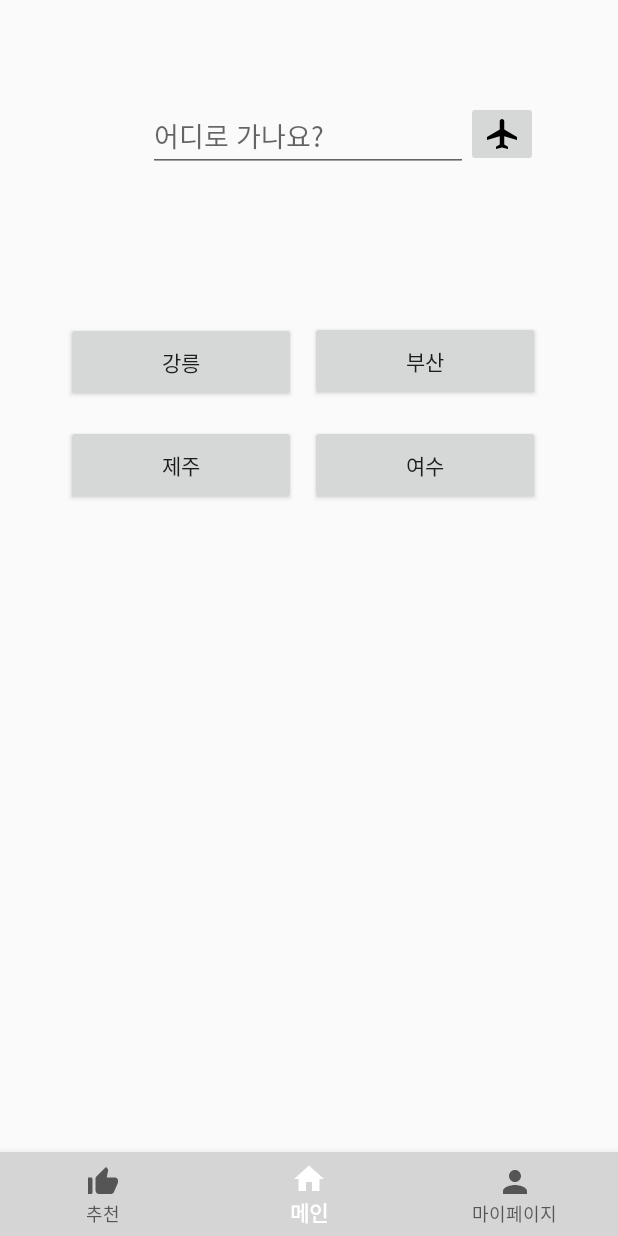
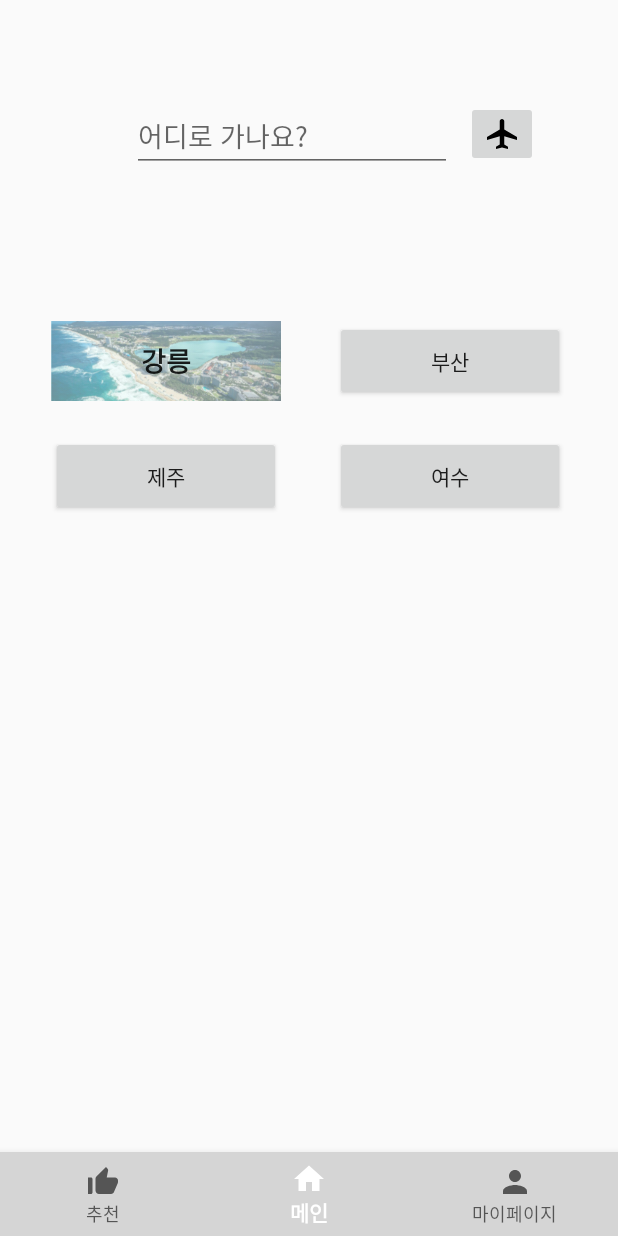
Before and after one commit to ekthf2013/Travel_FE, an Android app: the screen it shows after launch (MainActivity), after a tap on "로그인", on a phone screen of 412 x 824 dp. Run offline under Robolectric (Android 15) with nearby library versions, the phone set to English and light mode, and no system bars; our stand-ins replace navigation-ui; 1 other tap on this screen came first.

Commit message:
modify0806
토스트바 추가 및 버튼 사진 삽입

```diff
--- a/app/src/main/java/com/example/travel/Fragments.kt
+++ b/app/src/main/java/com/example/travel/Fragments.kt
@@ -1,22 +1,32 @@
 package com.example.travel
 
+import android.content.Context
 import android.os.Bundle
 import android.view.LayoutInflater
 import android.view.View
 import android.view.ViewGroup
 import android.widget.Button
+import android.widget.CheckBox
+import android.widget.EditText
 import android.widget.ImageButton
+import android.widget.Toast
 import androidx.fragment.app.Fragment
 import androidx.navigation.fragment.findNavController
 import com.google.android.material.bottomnavigation.BottomNavigationView
 
-class StartFragment : Fragment(R.layout.start_page){
+class StartFragment : Fragment(R.layout.start_page) {
+
     override fun onViewCreated(view: View, savedInstanceState: Bundle?) {
-        super.onViewCreated(view, savedInstanceState)
+        val name = view.findViewById<EditText>(R.id.sign_in_name)
+        val signInButton = view.findViewById<Button>(R.id.sign_in_btn)
+
         //로그인 버튼 눌렀을 때 메인 화면으로 전환
-        view.findViewById<Button>(R.id.sign_in_btn)?.setOnClickListener {
+        signInButton?.setOnClickListener {
+            val userInput = name.text.toString() // 사용자가 입력한 값을 여기서 가져옴
             findNavController().navigate(R.id.action_startFragment_to_mainFragment)
+            showToast(requireActivity(),"$userInput 님 환영합니다.")
         }
+
         //회원가입 버튼 눌렀을 때 회원가입 화면으로 전환
         view.findViewById<Button>(R.id.sign_up_btn)?.setOnClickListener {
             findNavController().navigate(R.id.action_startFragment_to_signupFragment)
@@ -24,16 +34,47 @@ class StartFragment : Fragment(R.layout.start_page){
         val bottomNavView = requireActivity().findViewById<BottomNavigationView>(R.id.bottomNav)
         bottomNavView.visibility = View.GONE
     }
+    private fun showToast(context: Context, message: String) {
+        Toast.makeText(context, message, Toast.LENGTH_SHORT).show()
+    }
 }
-class SignupFragment : Fragment(R.layout.sign_up_page){
-    //가입버튼을 눌렀을때 다시 로그인 페이지로 전환
+
+class SignupFragment : Fragment(R.layout.sign_up_page) {
+
     override fun onViewCreated(view: View, savedInstanceState: Bundle?) {
-        view.findViewById<Button>(R.id.sign_up_page_btn)?.setOnClickListener {
-            findNavController().navigate(R.id.action_signupFragment_to_startFragment)
+        val checkBox = view.findViewById<CheckBox>(R.id.sign_up_checkBox)
+        val signUpButton = view.findViewById<Button>(R.id.sign_up_page_btn)
+
+        // 초기값 설정
+        var isChecked = false
+
+        // 체크박스 상태 변경 리스너
+        checkBox.setOnCheckedChangeListener { buttonView, isCheckedNow ->
+            isChecked = isCheckedNow
+            updateButtonListener(signUpButton, isChecked)
+        }
+
+        // 초기 버튼 리스너 설정
+        updateButtonListener(signUpButton, isChecked)
+    }
+
+    private fun updateButtonListener(button: Button, isChecked: Boolean) {
+        button.setOnClickListener {
+            if (isChecked) {
+                showToast(requireContext(), "가입에 성공하였습니다.")
+                findNavController().navigate(R.id.action_signupFragment_to_startFragment)
+            } else {
+                showToast(it.context, "정보제공 동의해주세요.")
+            }
         }
     }
 
+    private fun showToast(context: Context, message: String) {
+        Toast.makeText(context, message, Toast.LENGTH_SHORT).show()
+    }
 }
+
+
 class MainFragment : Fragment(R.layout.main_page) {
     override fun onViewCreated(view: View, savedInstanceState: Bundle?) {
         super.onViewCreated(view, savedInstanceState)
--- a/app/src/main/res/layout/main_page.xml
+++ b/app/src/main/res/layout/main_page.xml
@@ -14,7 +14,7 @@
         android:inputType="textPersonName"
         app:layout_constraintBottom_toBottomOf="parent"
         app:layout_constraintEnd_toEndOf="parent"
-        app:layout_constraintHorizontal_bias="0.497"
+        app:layout_constraintHorizontal_bias="0.442"
         app:layout_constraintStart_toStartOf="parent"
         app:layout_constraintTop_toTopOf="parent"
         app:layout_constraintVertical_bias="0.093"
@@ -24,13 +24,13 @@
         android:id="@+id/chip4"
         android:layout_width="153dp"
         android:layout_height="53dp"
+        android:text="여수"
         app:layout_constraintBottom_toBottomOf="parent"
         app:layout_constraintEnd_toEndOf="parent"
-        app:layout_constraintHorizontal_bias="0.798"
-        android:text="여수"
+        app:layout_constraintHorizontal_bias="0.864"
         app:layout_constraintStart_toStartOf="parent"
         app:layout_constraintTop_toTopOf="parent"
-        app:layout_constraintVertical_bias="0.396"
+        app:layout_constraintVertical_bias="0.407"
         tools:ignore="MissingConstraints" />
 
     <Button
@@ -40,7 +40,7 @@
         android:text="부산"
         app:layout_constraintBottom_toBottomOf="parent"
         app:layout_constraintEnd_toEndOf="parent"
-        app:layout_constraintHorizontal_bias="0.798"
+        app:layout_constraintHorizontal_bias="0.864"
         app:layout_constraintStart_toStartOf="parent"
         app:layout_constraintTop_toTopOf="parent"
         app:layout_constraintVertical_bias="0.299"
@@ -50,13 +50,16 @@
         android:id="@+id/chip"
         android:layout_width="153dp"
         android:layout_height="53dp"
+        android:background="@drawable/gn"
         android:text="강릉"
+        android:textSize="18dp"
+        android:textStyle="bold"
         app:layout_constraintBottom_toBottomOf="parent"
         app:layout_constraintEnd_toEndOf="parent"
-        app:layout_constraintHorizontal_bias="0.17"
+        app:layout_constraintHorizontal_bias="0.131"
         app:layout_constraintStart_toStartOf="parent"
         app:layout_constraintTop_toTopOf="parent"
-        app:layout_constraintVertical_bias="0.3"
+        app:layout_constraintVertical_bias="0.299"
         tools:ignore="MissingConstraints" />
 
     <Button
@@ -66,10 +69,10 @@
         android:text="제주"
         app:layout_constraintBottom_toBottomOf="parent"
         app:layout_constraintEnd_toEndOf="parent"
-        app:layout_constraintHorizontal_bias="0.17"
+        app:layout_constraintHorizontal_bias="0.131"
         app:layout_constraintStart_toStartOf="parent"
         app:layout_constraintTop_toTopOf="parent"
-        app:layout_constraintVertical_bias="0.396"
+        app:layout_constraintVertical_bias="0.407"
         tools:ignore="MissingConstraints" />
 
     <ImageButton
--- a/app/src/main/res/layout/mypage.xml
+++ b/app/src/main/res/layout/mypage.xml
@@ -71,10 +71,10 @@
         android:layout_height="117dp"
         app:layout_constraintBottom_toBottomOf="parent"
         app:layout_constraintEnd_toEndOf="parent"
-        app:layout_constraintHorizontal_bias="0.15"
+        app:layout_constraintHorizontal_bias="0.119"
         app:layout_constraintStart_toStartOf="parent"
         app:layout_constraintTop_toTopOf="parent"
-        app:layout_constraintVertical_bias="0.154"
+        app:layout_constraintVertical_bias="0.153"
         app:srcCompat="@drawable/travel_icon2" />
 
 </androidx.constraintlayout.widget.ConstraintLayout>
--- a/app/src/main/res/layout/start_page.xml
+++ b/app/src/main/res/layout/start_page.xml
@@ -18,12 +18,12 @@
         app:layout_constraintTop_toTopOf="parent" />
 
     <EditText
-        android:id="@+id/sign_in_email"
+        android:id="@+id/sign_in_name"
         android:layout_width="wrap_content"
         android:layout_height="wrap_content"
         android:ems="10"
-        android:hint="이메일"
-        android:inputType="textEmailAddress"
+        android:hint="닉네임"
+        android:inputType="text"
         android:textAlignment="center"
         app:layout_constraintBottom_toTopOf="@+id/sign_in_password"
         app:layout_constraintEnd_toEndOf="parent"
```
Also changed, not shown: app/src/main/res/drawable/gn.png (added).
